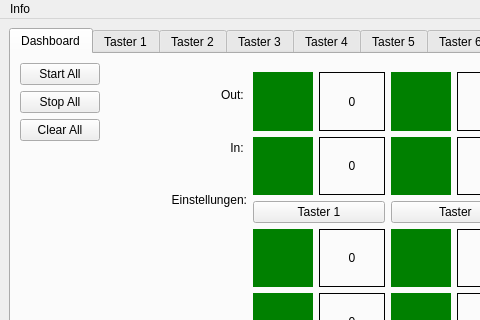
Before: the Qt Designer form Forms/TikTak.ui in joey9D/TicTac-Dashboard, drawn with Qt 5; both pictures show x 0 to 480 and y 0 to 320 of the 828 by 430 pixel window.
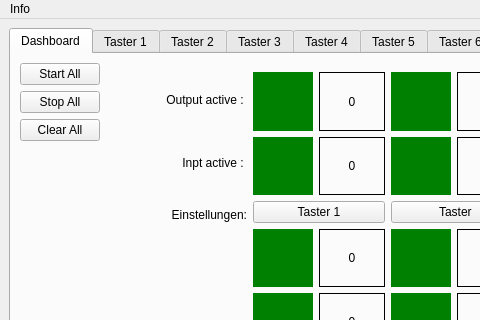
After: the same form once the commit is applied. Custom widgets are drawn as their Qt base class.

Commit message: update dashboard labels

Diff of the .ui file:
```diff
--- a/Forms/TikTak.ui
+++ b/Forms/TikTak.ui
@@ -192,26 +192,74 @@
              </item>
              <item row="0" column="0">
               <layout class="QVBoxLayout" name="vL_Led1_5">
+               <item>
+                <spacer name="verticalSpacer_4">
+                 <property name="orientation">
+                  <enum>Qt::Orientation::Vertical</enum>
+                 </property>
+                 <property name="sizeType">
+                  <enum>QSizePolicy::Policy::Preferred</enum>
+                 </property>
+                 <property name="sizeHint" stdset="0">
+                  <size>
+                   <width>20</width>
+                   <height>20</height>
+                  </size>
+                 </property>
+                </spacer>
+               </item>
                <item>
                 <widget class="QLabel" name="lbl_Output_Active">
                  <property name="text">
-                  <string>Out: </string>
+                  <string>Output active : </string>
                  </property>
                  <property name="alignment">
                   <set>Qt::AlignmentFlag::AlignRight|Qt::AlignmentFlag::AlignTrailing|Qt::AlignmentFlag::AlignVCenter</set>
                  </property>
                 </widget>
                </item>
+               <item>
+                <spacer name="verticalSpacer_3">
+                 <property name="orientation">
+                  <enum>Qt::Orientation::Vertical</enum>
+                 </property>
+                 <property name="sizeType">
+                  <enum>QSizePolicy::Policy::Preferred</enum>
+                 </property>
+                 <property name="sizeHint" stdset="0">
+                  <size>
+                   <width>20</width>
+                   <height>40</height>
+                  </size>
+                 </property>
+                </spacer>
+               </item>
                <item>
                 <widget class="QLabel" name="lbl_Input_active">
                  <property name="text">
-                  <string>In: </string>
+                  <string>Inpt active : </string>
                  </property>
                  <property name="alignment">
                   <set>Qt::AlignmentFlag::AlignRight|Qt::AlignmentFlag::AlignTrailing|Qt::AlignmentFlag::AlignVCenter</set>
                  </property>
                 </widget>
                </item>
+               <item>
+                <spacer name="verticalSpacer_2">
+                 <property name="orientation">
+                  <enum>Qt::Orientation::Vertical</enum>
+                 </property>
+                 <property name="sizeType">
+                  <enum>QSizePolicy::Policy::Preferred</enum>
+                 </property>
+                 <property name="sizeHint" stdset="0">
+                  <size>
+                   <width>20</width>
+                   <height>30</height>
+                  </size>
+                 </property>
+                </spacer>
+               </item>
                <item>
                 <widget class="QLabel" name="lbl_Settings">
                  <property name="text">
```
Left out of the diff: 10 changed lines with no effect on the pictures.
